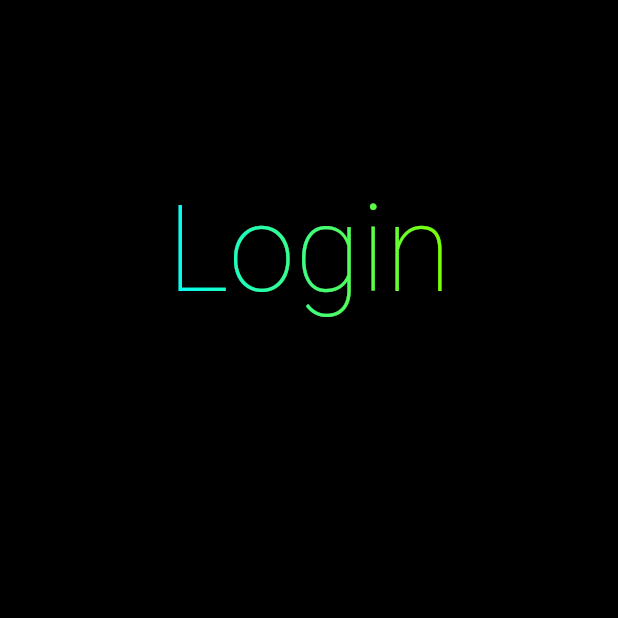
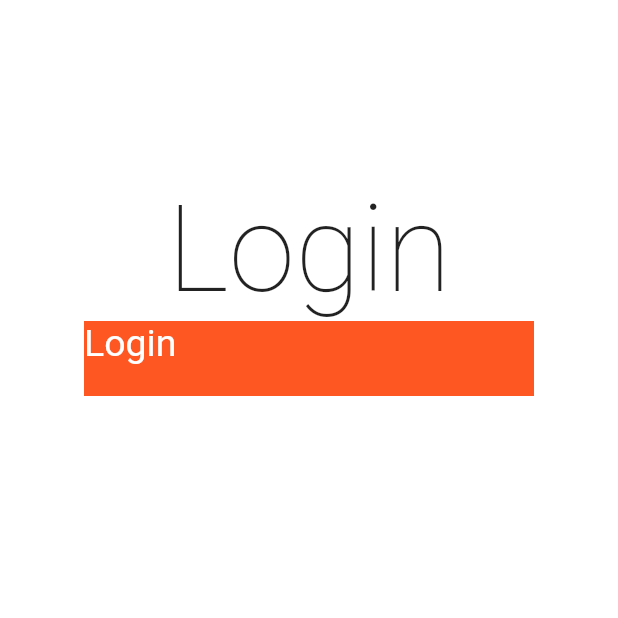
Before and after one commit to yashkc2025/login-screen, a Flutter app: the screen it shows after launch, on a phone screen of 412 x 824 dp, the top half of it. Run offline on Flutter 3.47's test engine with Material 2 defaults, Android fonts, the light colour scheme and no system bars; drawn by our look-alikes of simple_gradient_text; our stand-ins replace hexcolor.

Commit message:
Created Button Skeleton

```diff
--- a/lib/main.dart
+++ b/lib/main.dart
@@ -13,13 +13,19 @@ class MLogin extends StatelessWidget {
     return MaterialApp(
         debugShowCheckedModeBanner: false,
         home: Scaffold(
-          backgroundColor: Colors.black,
+          backgroundColor: Colors.white,
           body: SafeArea(
             child : Column(
               children: [
                 const SizedBox(height: 120,),
-                Center(child: GradientText('Login',style: const TextStyle(fontSize: 80,fontWeight: FontWeight.w100,),colors: [HexColor("#00fefc"), HexColor("#7fff00"),],gradientDirection: GradientDirection.ltr),),
-            ],
+                Center(child: const Text('Login',style: TextStyle(fontSize: 80,fontWeight: FontWeight.w100))),
+                Container(
+                  height: 50,
+                  width: 300,
+                  color: Colors.deepOrange,
+                  child : Text('Login', style: TextStyle(fontSize: 25,color: Colors.white),)
+                )
+              ],
             ),
           ),
         ),
```
